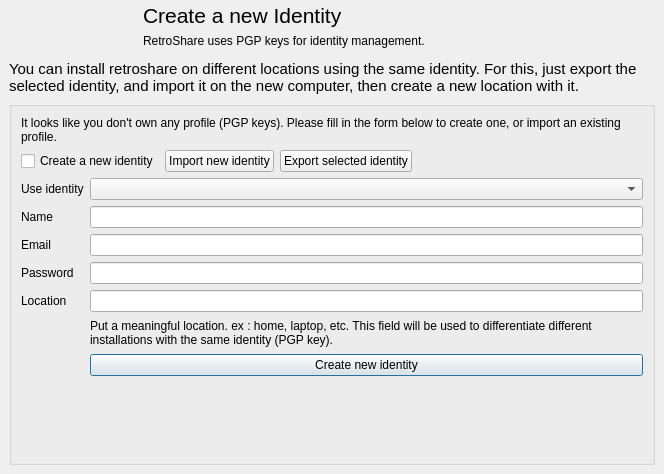
The window that retroshare-gui/src/gui/GenCertDialog.ui (RetroShare/RetroShare) describes before a commit, drawn with Qt 5.
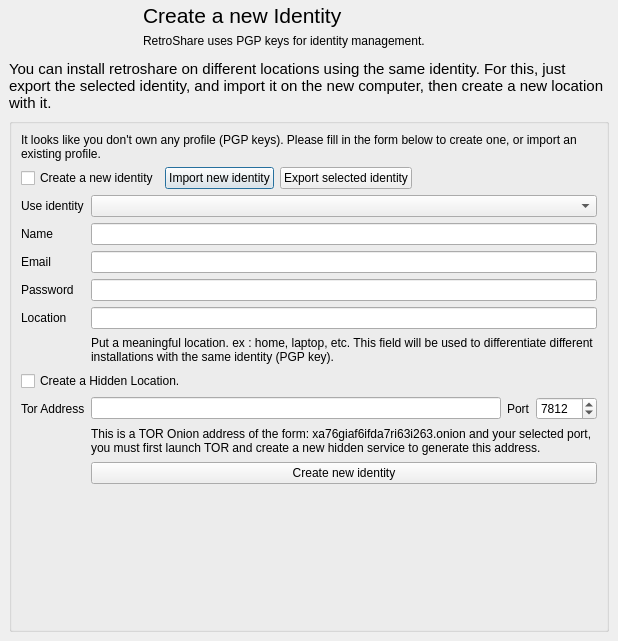
The same window after the commit. Icons and pictures are not drawn.

Commit message: mods to support hidden nodes, and hidden certificate sharing.

```diff
--- a/retroshare-gui/src/gui/GenCertDialog.ui
+++ b/retroshare-gui/src/gui/GenCertDialog.ui
@@ -6,8 +6,8 @@
    <rect>
     <x>0</x>
     <y>0</y>
-    <width>664</width>
-    <height>474</height>
+    <width>618</width>
+    <height>641</height>
    </rect>
   </property>
   <property name="windowTitle">
@@ -32,8 +32,8 @@
        <height>30</height>
       </size>
      </property>
-     <layout class="QGridLayout" name="gridLayout">
-      <item row="0" column="0">
+     <layout class="QVBoxLayout" name="verticalLayout">
+      <item>
        <widget class="QLabel" name="label">
         <property name="font">
          <font>
@@ -48,23 +48,10 @@
         </property>
        </widget>
       </item>
-      <item row="1" column="0">
+      <item>
        <widget class="QGroupBox" name="groupBox">
-        <layout class="QGridLayout" name="gridLayout_2">
-         <item row="9" column="0" colspan="2">
-          <spacer name="verticalSpacer">
-           <property name="orientation">
-            <enum>Qt::Vertical</enum>
-           </property>
-           <property name="sizeHint" stdset="0">
-            <size>
-             <width>1</width>
-             <height>1</height>
-            </size>
-           </property>
-          </spacer>
-         </item>
-         <item row="0" column="0" colspan="2">
+        <layout class="QGridLayout" name="gridLayout">
+         <item row="0" column="0" colspan="4">
           <widget class="QLabel" name="no_gpg_key_label">
            <property name="text">
             <string>It looks like you don't own any profile (PGP keys). Please fill in the form below to create one, or import an existing profile.</string>
@@ -74,117 +61,7 @@
            </property>
           </widget>
          </item>
-         <item row="2" column="1">
-          <widget class="QComboBox" name="genPGPuser">
-           <property name="toolTip">
-            <string>Your profile is associated with a PGP key. RetroShare currently ignores DSA keys.</string>
-           </property>
-          </widget>
-         </item>
-         <item row="3" column="0">
-          <widget class="QLabel" name="name_label">
-           <property name="text">
-            <string>Name</string>
-           </property>
-          </widget>
-         </item>
-         <item row="3" column="1">
-          <widget class="QLineEdit" name="name_input">
-           <property name="toolTip">
-            <string>Enter your nickname here</string>
-           </property>
-           <property name="maxLength">
-            <number>64</number>
-           </property>
-          </widget>
-         </item>
-         <item row="5" column="0">
-          <widget class="QLabel" name="password_label">
-           <property name="toolTip">
-            <string>This Password is for PGP</string>
-           </property>
-           <property name="text">
-            <string>Password</string>
-           </property>
-          </widget>
-         </item>
-         <item row="5" column="1">
-          <widget class="QLineEdit" name="password_input">
-           <property name="toolTip">
-            <string>Put a strong password here. This password protects your PGP key.</string>
-           </property>
-           <property name="inputMask">
-            <string/>
-           </property>
-           <property name="maxLength">
-            <number>1024</number>
-           </property>
-           <property name="echoMode">
-            <enum>QLineEdit::Password</enum>
-           </property>
-          </widget>
-         </item>
-         <item row="6" column="0">
-          <widget class="QLabel" name="location_label">
-           <property name="text">
-            <string>Location</string>
-           </property>
-          </widget>
-         </item>
-         <item row="6" column="1">
-          <widget class="QLineEdit" name="location_input">
-           <property name="maxLength">
-            <number>64</number>
-           </property>
-          </widget>
-         </item>
-         <item row="7" column="1">
-          <widget class="QLabel" name="label_location2">
-           <property name="minimumSize">
-            <size>
-             <width>0</width>
-             <height>30</height>
-            </size>
-           </property>
-           <property name="lineWidth">
-            <number>1</number>
-           </property>
-           <property name="text">
-            <string>Put a meaningful location. ex : home, laptop, etc. This field will be used to differentiate different installations with the same identity (PGP key).</string>
-           </property>
-           <property name="scaledContents">
-            <bool>false</bool>
-           </property>
-           <property name="wordWrap">
-            <bool>true</bool>
-           </property>
-          </widget>
-         </item>
-         <item row="8" column="1">
-          <widget class="QPushButton" name="genButton">
-           <property name="maximumSize">
-            <size>
-             <width>16777215</width>
-             <height>26</height>
-            </size>
-           </property>
-           <property name="text">
-            <string>Create new identity</string>
-           </property>
-           <property name="icon">
-            <iconset resource="images.qrc">
-             <normaloff>:/images/contact_new.png</normaloff>:/images/contact_new.png</iconset>
-           </property>
-          </widget>
-         </item>
-         <item row="2" column="0">
-          <widget class="QLabel" name="genPGPuserlabel">
-           <property name="text">
-            <string>Use identity</string>
-           </property>
-          </widget>
-         </item>
-         <item row="1" column="0" colspan="2">
+         <item row="1" column="0" colspan="4">
           <layout class="QHBoxLayout" name="horizontalLayout_2" stretch="0,0,0,0">
            <property name="spacing">
             <number>6</number>
@@ -253,6 +130,37 @@
            </item>
           </layout>
          </item>
+         <item row="2" column="0">
+          <widget class="QLabel" name="genPGPuserlabel">
+           <property name="text">
+            <string>Use identity</string>
+           </property>
+          </widget>
+         </item>
+         <item row="2" column="1" colspan="3">
+          <widget class="QComboBox" name="genPGPuser">
+           <property name="toolTip">
+            <string>Your profile is associated with a PGP key. RetroShare currently ignores DSA keys.</string>
+           </property>
+          </widget>
+         </item>
+         <item row="3" column="0">
+          <widget class="QLabel" name="name_label">
+           <property name="text">
+            <string>Name</string>
+           </property>
+          </widget>
+         </item>
+         <item row="3" column="1" colspan="3">
+          <widget class="QLineEdit" name="name_input">
+           <property name="toolTip">
+            <string>Enter your nickname here</string>
+           </property>
+           <property name="maxLength">
+            <number>64</number>
+           </property>
+          </widget>
+         </item>
          <item row="4" column="0">
           <widget class="QLabel" name="email_label">
            <property name="text">
@@ -260,7 +168,7 @@
            </property>
           </widget>
          </item>
-         <item row="4" column="1">
+         <item row="4" column="1" colspan="3">
           <widget class="QLineEdit" name="email_input">
            <property name="toolTip">
             <string>Be careful: this email will be visible to your friends and friends 
@@ -272,6 +180,183 @@
            </property>
           </widget>
          </item>
+         <item row="5" column="0">
+          <widget class="QLabel" name="password_label">
+           <property name="toolTip">
+            <string>This Password is for PGP</string>
+           </property>
+           <property name="text">
+            <string>Password</string>
+           </property>
+          </widget>
+         </item>
+         <item row="5" column="1" colspan="3">
+          <widget class="QLineEdit" name="password_input">
+           <property name="toolTip">
+            <string>Put a strong password here. This password protects your PGP key.</string>
+           </property>
+           <property name="inputMask">
+            <string/>
+           </property>
+           <property name="maxLength">
+            <number>1024</number>
+           </property>
+           <property name="echoMode">
+            <enum>QLineEdit::Password</enum>
+           </property>
+          </widget>
+         </item>
+         <item row="6" column="0">
+          <widget class="QLabel" name="location_label">
+           <property name="text">
+            <string>Location</string>
+           </property>
+          </widget>
+         </item>
+         <item row="6" column="1" colspan="3">
+          <widget class="QLineEdit" name="location_input">
+           <property name="maxLength">
+            <number>64</number>
+           </property>
+          </widget>
+         </item>
+         <item row="7" column="1" colspan="3">
+          <widget class="QLabel" name="label_location2">
+           <property name="minimumSize">
+            <size>
+             <width>0</width>
+             <height>30</height>
+            </size>
+           </property>
+           <property name="lineWidth">
+            <number>1</number>
+           </property>
+           <property name="text">
+            <string>Put a meaningful location. ex : home, laptop, etc. This field will be used to differentiate different installations with the same identity (PGP key).</string>
+           </property>
+           <property name="scaledContents">
+            <bool>false</bool>
+           </property>
+           <property name="wordWrap">
+            <bool>true</bool>
+           </property>
+          </widget>
+         </item>
+         <item row="8" column="0" colspan="4">
+          <widget class="QCheckBox" name="hidden_checkbox">
+           <property name="maximumSize">
+            <size>
+             <width>16777215</width>
+             <height>32</height>
+            </size>
+           </property>
+           <property name="toolTip">
+            <string>Your profile is associated with a PGP key</string>
+           </property>
+           <property name="text">
+            <string>Create a Hidden Location.</string>
+           </property>
+           <property name="icon">
+            <iconset resource="images.qrc">
+             <normaloff>:/images/contact_new128.png</normaloff>:/images/contact_new128.png</iconset>
+           </property>
+           <property name="iconSize">
+            <size>
+             <width>32</width>
+             <height>32</height>
+            </size>
+           </property>
+           <property name="tristate">
+            <bool>false</bool>
+           </property>
+          </widget>
+         </item>
+         <item row="9" column="0">
+          <widget class="QLabel" name="hiddenaddr_label">
+           <property name="text">
+            <string>Tor Address</string>
+           </property>
+          </widget>
+         </item>
+         <item row="9" column="1">
+          <widget class="QLineEdit" name="hiddenaddr_input">
+           <property name="maxLength">
+            <number>64</number>
+           </property>
+          </widget>
+         </item>
+         <item row="9" column="2">
+          <widget class="QLabel" name="hiddenport_label">
+           <property name="text">
+            <string>Port</string>
+           </property>
+          </widget>
+         </item>
+         <item row="9" column="3">
+          <widget class="QSpinBox" name="hiddenport_spinBox">
+           <property name="minimum">
+            <number>1</number>
+           </property>
+           <property name="maximum">
+            <number>65535</number>
+           </property>
+           <property name="value">
+            <number>7812</number>
+           </property>
+          </widget>
+         </item>
+         <item row="10" column="1" colspan="3">
+          <widget class="QLabel" name="label_hiddenaddr2">
+           <property name="minimumSize">
+            <size>
+             <width>0</width>
+             <height>30</height>
+            </size>
+           </property>
+           <property name="lineWidth">
+            <number>1</number>
+           </property>
+           <property name="text">
+            <string>This is a TOR Onion address of the form: xa76giaf6ifda7ri63i263.onion and your selected port,  you must first launch TOR and create a new hidden service to generate this address.</string>
+           </property>
+           <property name="scaledContents">
+            <bool>false</bool>
+           </property>
+           <property name="wordWrap">
+            <bool>true</bool>
+           </property>
+          </widget>
+         </item>
+         <item row="11" column="1" colspan="3">
+          <widget class="QPushButton" name="genButton">
+           <property name="maximumSize">
+            <size>
+             <width>16777215</width>
+             <height>26</height>
+            </size>
+           </property>
+           <property name="text">
+            <string>Create new identity</string>
+           </property>
+           <property name="icon">
+            <iconset resource="images.qrc">
+             <normaloff>:/images/contact_new.png</normaloff>:/images/contact_new.png</iconset>
+           </property>
+          </widget>
+         </item>
+         <item row="12" column="1">
+          <spacer name="verticalSpacer">
+           <property name="orientation">
+            <enum>Qt::Vertical</enum>
+           </property>
+           <property name="sizeHint" stdset="0">
+            <size>
+             <width>1</width>
+             <height>1</height>
+            </size>
+           </property>
+          </spacer>
+         </item>
         </layout>
        </widget>
       </item>
```
The commit also changes 6 other files.
